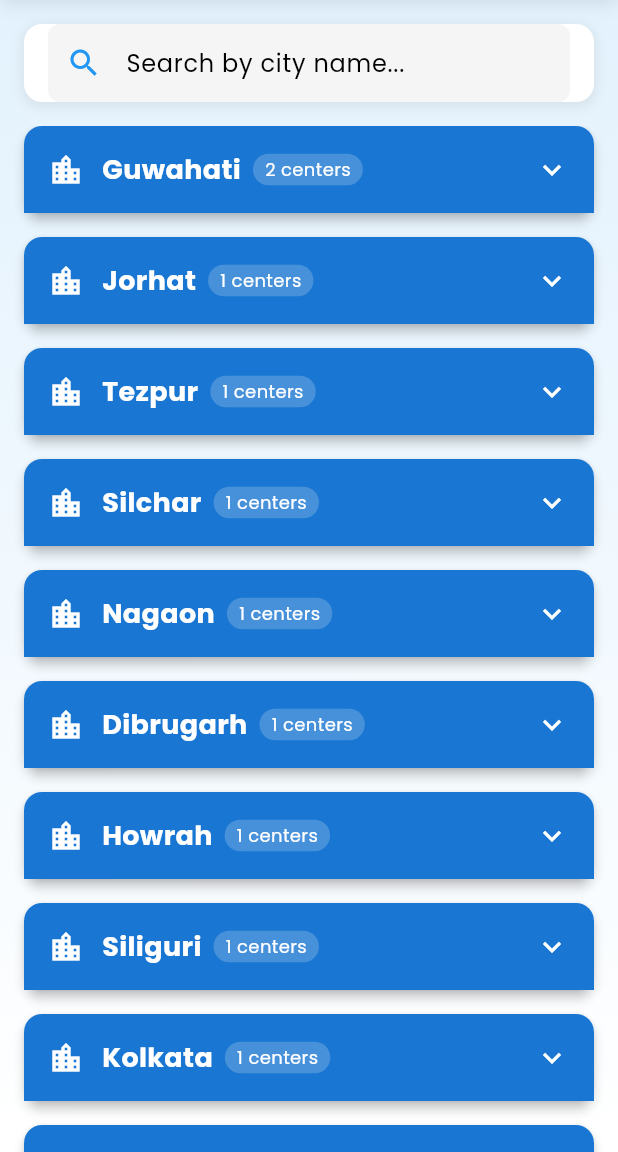
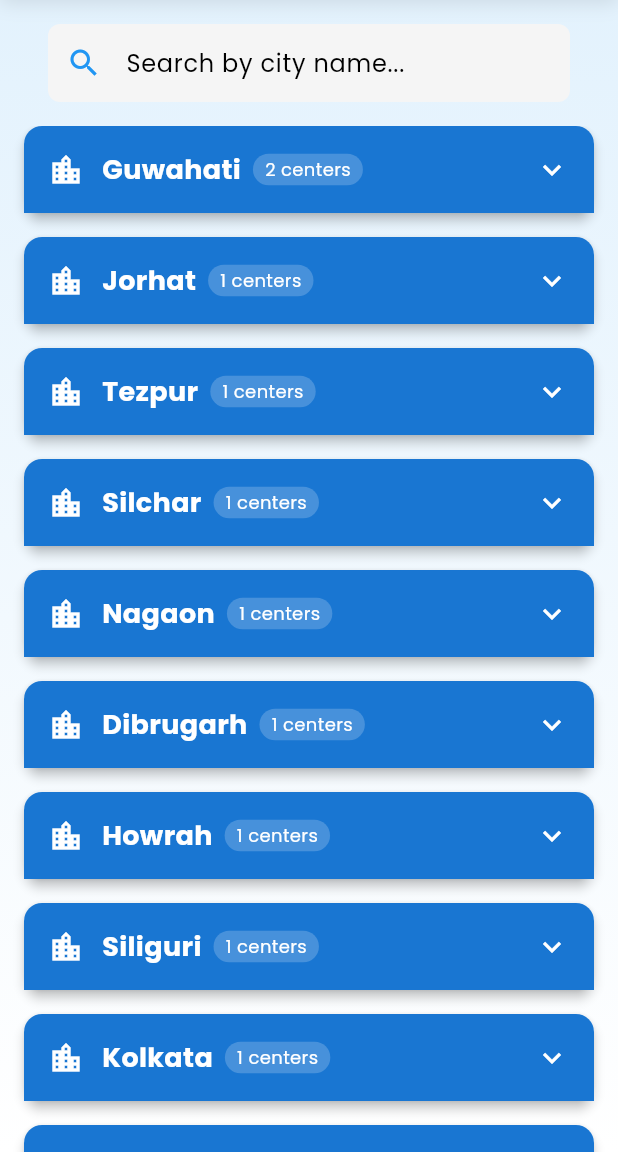
Before and after one commit to Soumaditya-Kashyap/SustAiN_SC2025, a Flutter app: the SearchScreen screen opened by its route, on a phone screen of 412 x 824 dp, the part 84-1236 px from its top. Run offline on Flutter 3.47's test engine with Material 3 defaults, Android fonts, the light colour scheme and no system bars; our stand-ins replace cloud_firestore, firebase_auth, firebase_core, flutter_secure_storage, google_fonts, shared_preferences; accounts and stored records are empty; network calls fail.

Commit message:
Update search_screen.dart

```diff
--- a/disaster_management_app/lib/features/search/screens/search_screen.dart
+++ b/disaster_management_app/lib/features/search/screens/search_screen.dart
@@ -93,18 +93,6 @@ class _SearchScreenState extends State<SearchScreen> {
               padding: const EdgeInsets.all(16),
               child: Container(
                 padding: const EdgeInsets.symmetric(horizontal: 16),
-                decoration: BoxDecoration(
-                  color: Colors.white,
-                  borderRadius: BorderRadius.circular(12),
-                  boxShadow: [
-                    BoxShadow(
-                      color: Colors.grey.withOpacity(0.2),
-                      spreadRadius: 1,
-                      blurRadius: 6,
-                      offset: const Offset(0, 2),
-                    ),
-                  ],
-                ),
                 child: TextField(
                   controller: _searchController,
                   decoration: const InputDecoration(
```
